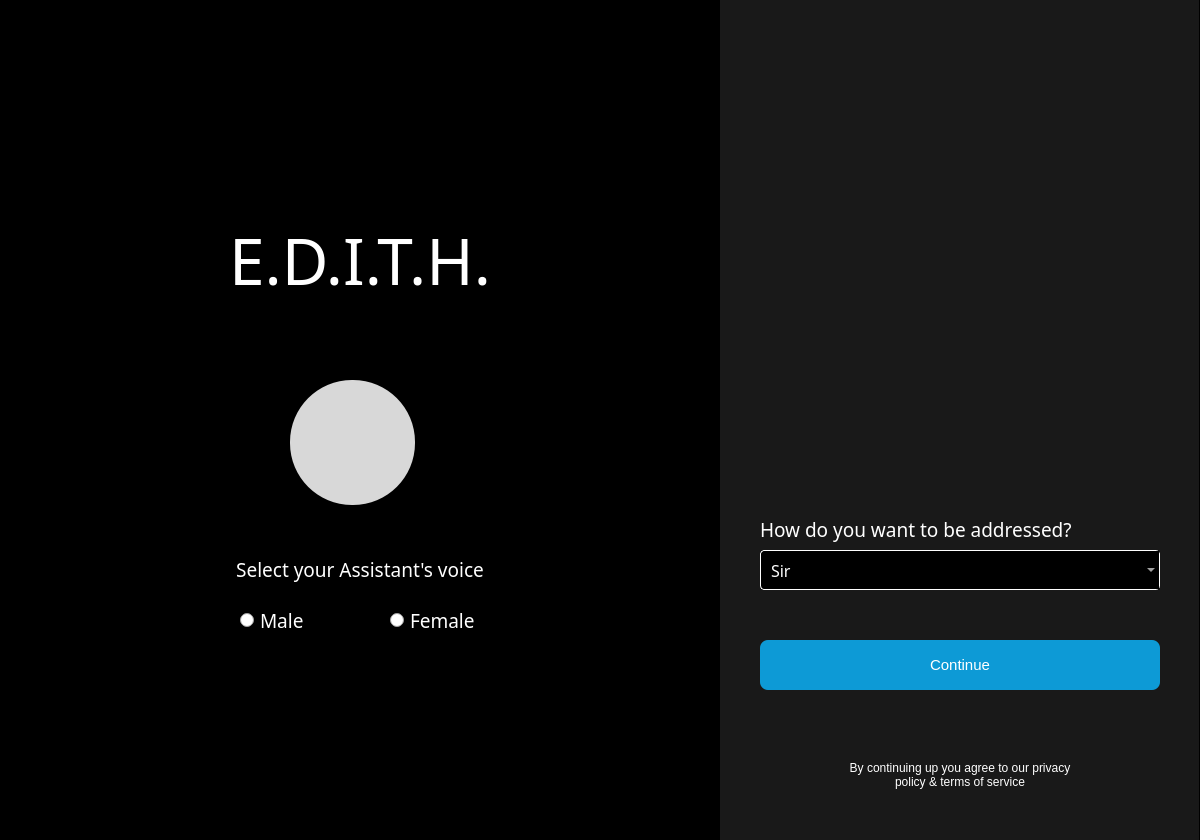
Above: ui/userdetails.ui from ansh-dagha/E.D.I.T.H. before the change. Below: the same form after it.
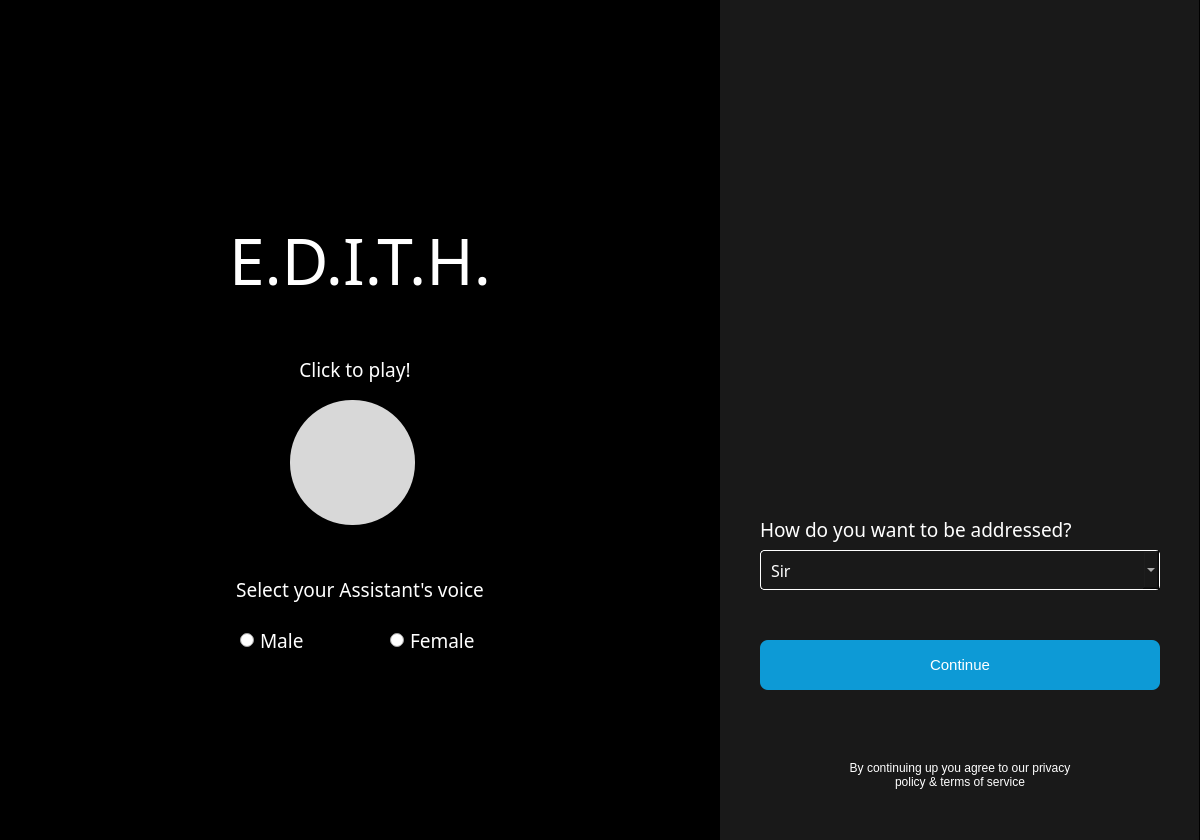
That is the form after the change. Icons and pictures are not drawn.

```diff
--- a/ui/userdetails.ui
+++ b/ui/userdetails.ui
@@ -219,7 +219,7 @@
    <property name="geometry">
     <rect>
      <x>240</x>
-     <y>600</y>
+     <y>620</y>
      <width>100</width>
      <height>40</height>
     </rect>
@@ -245,7 +245,7 @@
    <property name="geometry">
     <rect>
      <x>390</x>
-     <y>600</y>
+     <y>620</y>
      <width>100</width>
      <height>40</height>
     </rect>
@@ -274,7 +274,7 @@
    <property name="geometry">
     <rect>
      <x>290</x>
-     <y>380</y>
+     <y>400</y>
      <width>125</width>
      <height>125</height>
     </rect>
@@ -313,7 +313,7 @@
    <property name="geometry">
     <rect>
      <x>190</x>
-     <y>550</y>
+     <y>570</y>
      <width>340</width>
      <height>40</height>
     </rect>
@@ -379,8 +379,12 @@
      <pointsize>12</pointsize>
     </font>
    </property>
+   <property name="cursor">
+    <cursorShape>PointingHandCursor</cursorShape>
+   </property>
    <property name="styleSheet">
     <string notr="true">QComboBox{
+background-color: rgb(25, 25, 25);
 color: white; 
 border: 1px solid #ffffff;
 border-radius: 4;
@@ -392,6 +396,7 @@
 }
 
 QComboBox QAbstractItemView {
+background-color: rgb(25, 25, 25);
 border: 2px solid #0d9ad6;
 outline: none;
 color: white;
@@ -469,6 +474,61 @@
     <bool>true</bool>
    </property>
   </widget>
+  <widget class="QLabel" name="selectLabel_2">
+   <property name="geometry">
+    <rect>
+     <x>230</x>
+     <y>350</y>
+     <width>250</width>
+     <height>40</height>
+    </rect>
+   </property>
+   <property name="font">
+    <font>
+     <family>Calibri Light</family>
+     <pointsize>14</pointsize>
+    </font>
+   </property>
+   <property name="mouseTracking">
+    <bool>true</bool>
+   </property>
+   <property name="focusPolicy">
+    <enum>Qt::TabFocus</enum>
+   </property>
+   <property name="contextMenuPolicy">
+    <enum>Qt::DefaultContextMenu</enum>
+   </property>
+   <property name="acceptDrops">
+    <bool>false</bool>
+   </property>
+   <property name="layoutDirection">
+    <enum>Qt::LeftToRight</enum>
+   </property>
+   <property name="autoFillBackground">
+    <bool>false</bool>
+   </property>
+   <property name="styleSheet">
+    <string notr="true">color: white; background: none;</string>
+   </property>
+   <property name="frameShape">
+    <enum>QFrame::NoFrame</enum>
+   </property>
+   <property name="frameShadow">
+    <enum>QFrame::Plain</enum>
+   </property>
+   <property name="text">
+    <string>Click to play!</string>
+   </property>
+   <property name="textFormat">
+    <enum>Qt::RichText</enum>
+   </property>
+   <property name="alignment">
+    <set>Qt::AlignCenter</set>
+   </property>
+   <property name="wordWrap">
+    <bool>true</bool>
+   </property>
+  </widget>
   <zorder>rightBackground</zorder>
   <zorder>continueButton</zorder>
   <zorder>termsLabel</zorder>
@@ -481,6 +541,7 @@
   <zorder>selectLabel</zorder>
   <zorder>comboBox</zorder>
   <zorder>addressLabel</zorder>
+  <zorder>selectLabel_2</zorder>
  </widget>
  <resources>
   <include location="image.qrc"/>
```
